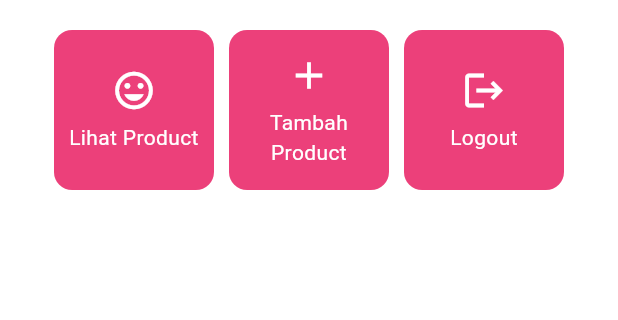
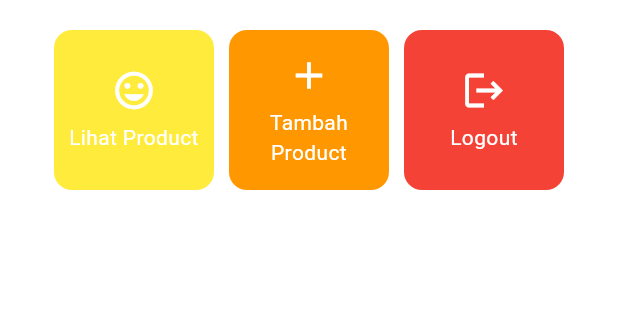
Before and after one commit to Fumuri/fshop-mobile, a Flutter app: the screen it shows after launch, on a phone screen of 412 x 824 dp, the part 357-677 px from its top. Run offline on Flutter 3.47's test engine with Material 3 defaults, Android fonts, the light colour scheme and no system bars.

Commit message:
perubahan warna

```diff
--- a/lib/menu.dart
+++ b/lib/menu.dart
@@ -137,7 +137,7 @@ class ItemCard extends StatelessWidget {
   Widget build(BuildContext context) {
     return Material(
       // Menentukan warna latar belakang dari tema aplikasi.
-      color: Theme.of(context).colorScheme.secondary,
+      color: item.color,
       // Membuat sudut kartu melengkung.
       borderRadius: BorderRadius.circular(12),
 
```
